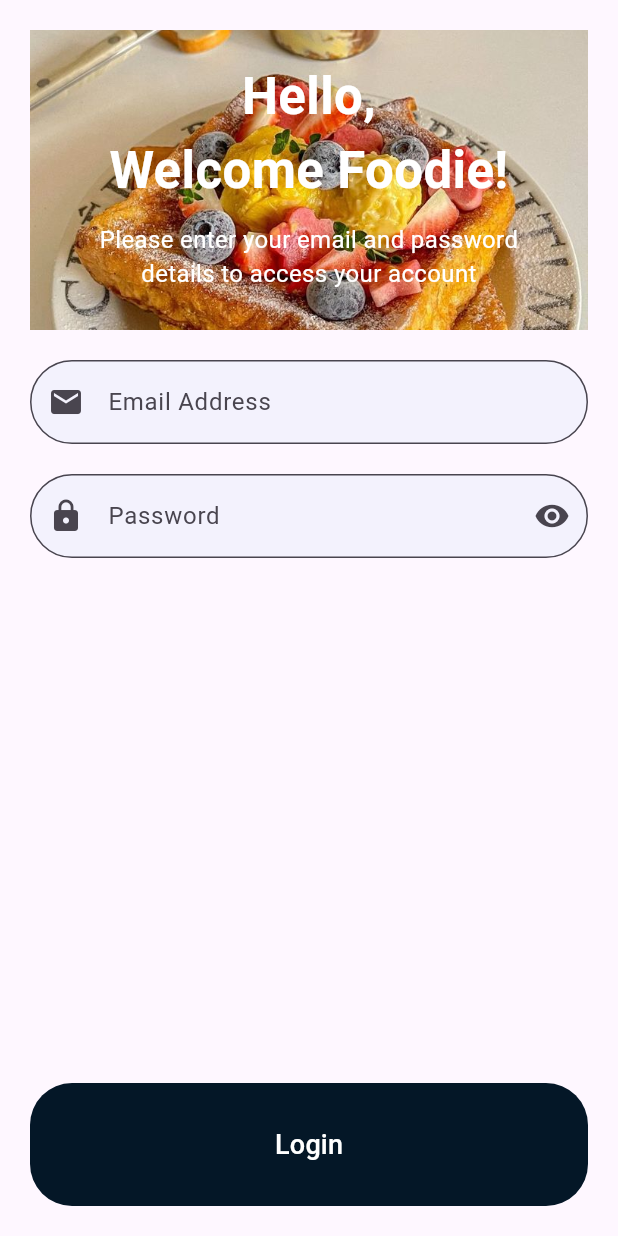
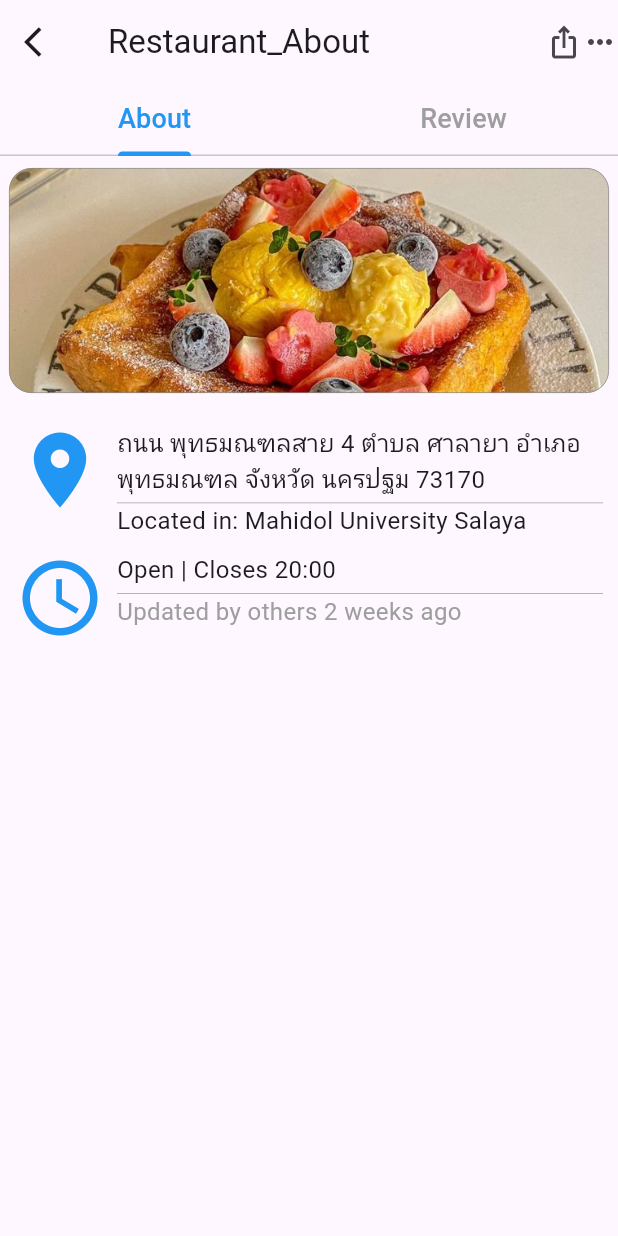
Before and after one commit to Chonthichaa1/Project, a Flutter app: the screen it shows after launch, on a phone screen of 412 x 824 dp. Run offline on Flutter 3.47's test engine with Material 3 defaults, Android fonts, the phone set to English and light mode, and no system bars.

Commit message:
add AboutRestauranta

```diff
--- a/lib/main.dart
+++ b/lib/main.dart
@@ -1,5 +1,6 @@
 import 'package:flutter/material.dart';
 import 'login_page.dart';
+import 'restaurantabout_.dart';
 void main() {
   runApp(MyApp());
 }
@@ -12,7 +13,7 @@ class MyApp extends StatelessWidget  {
       theme: ThemeData(
         primarySwatch: Colors.blue,
       ),
-      home: LoginPage(), // กำหนดหน้าหลัก
+      home: TabBarDemo(), // กำหนดหน้าหลัก
     );
   }
 }
--- /dev/null
+++ b/lib/restaurantabout_.dart
@@ -0,0 +1,245 @@
+import 'package:flutter/material.dart';
+
+void main() {
+  runApp(const TabBarDemo());
+}
+
+class TabBarDemo extends StatelessWidget {
+  const TabBarDemo({Key? key});
+
+  @override
+  Widget build(BuildContext context) {
+    return MaterialApp(
+      home: _TabBarDemoState(),
+    );
+  }
+}
+
+class _TabBarDemoState extends StatefulWidget {
+  const _TabBarDemoState({Key? key});
+
+  @override
+  State<_TabBarDemoState> createState() => _TabBarDemoStateState();
+}
+
+class _TabBarDemoStateState extends State<_TabBarDemoState>
+    with SingleTickerProviderStateMixin {
+  late TabController _tabController;
+
+  @override
+  void initState() {
+    super.initState();
+    _tabController = TabController(length: 2, vsync: this);
+    _tabController.addListener(_handleTabSelection);
+  }
+
+  void _handleTabSelection() {
+    setState(() {});
+  }
+
+  @override
+  Widget build(BuildContext context) {
+    return DefaultTabController(
+      length: 2,
+      child: Scaffold(
+        appBar: AppBar(
+          leading: Icon(Icons.arrow_back_ios),
+          actions: [
+            Icon(Icons.ios_share),
+            Icon(Icons.more_horiz),
+          ],
+          bottom: TabBar(
+            indicatorColor: Colors.blue,
+            unselectedLabelColor: Colors.grey,
+            controller: _tabController,
+            tabs: [
+              Tab(
+                child: Text(
+                  'About',
+                  style: TextStyle(
+                    fontSize: 18,
+                    color:
+                        _tabController.index == 0 ? Colors.blue : Colors.grey,
+                  ),
+                ),
+              ),
+              Tab(
+                child: Text(
+                  'Review',
+                  style: TextStyle(
+                    fontSize: 18,
+                    color:
+                        _tabController.index == 1 ? Colors.blue : Colors.grey,
+                  ),
+                ),
+              ),
+            ],
+          ),
+          title: const Text('Restaurant_About'),
+        ),
+        body: TabBarView(
+          controller: _tabController,
+          children: [
+            SingleChildScrollView(
+              child: Column(
+                crossAxisAlignment: CrossAxisAlignment.start,
+                children: [
+                  SizedBox(height: 8),
+                  Center(
+                    child: Container(
+                      width: 400, // กำหนดความกว้างของ Container
+                      height: 150, // กำหนดความสูงของ Container
+                      decoration: BoxDecoration(
+                        border: Border.all(
+                          color: Color.fromARGB(255, 139, 139, 139),
+                          width: 0.5,
+                        ), // กำหนดสีและขนาดของเส้นกรอบ
+                        borderRadius: BorderRadius.circular(15),
+                        // กำหนดรูปร่างของ Container
+                        image: DecorationImage(
+                          image: AssetImage(
+                              'assets/login.jpg'), // รูปภาพที่ต้องการใส่ใน Container
+                          fit: BoxFit.cover, // ปรับขนาดรูปภาพให้เต็ม Container
+                        ),
+                      ),
+                    ),
+                  ),
+                  SizedBox(height: 11),
+                  Padding(
+                    padding: const EdgeInsets.symmetric(
+                        vertical: 10.0, horizontal: 10.0),
+                    child: Column(
+                      crossAxisAlignment: CrossAxisAlignment.start,
+                      children: [
+                        Center(
+                          child: Container(
+                            width: 400, // กำหนดความกว้างของ Container
+                            child: Column(
+                              crossAxisAlignment: CrossAxisAlignment.start,
+                              children: [
+                                Row(
+                                  crossAxisAlignment: CrossAxisAlignment
+                                      .start, // จัดวางข้อความไปที่ด้านบน
+                                  children: [
+                                    Icon(
+                                      Icons.location_on,
+                                      size: 60,
+                                      color: Colors.blue,
+                                    ), // ไอคอน location_on
+                                    SizedBox(width: 8),
+                                    Expanded(
+                                      child: Column(
+                                        crossAxisAlignment:
+                                            CrossAxisAlignment.start,
+                                        children: [
+                                          Text(
+                                            'ถนน พุทธมณฑลสาย 4 ตำบล ศาลายา อำเภอ พุทธมณฑล จังหวัด นครปฐม 73170',
+                                            style: TextStyle(
+                                              fontSize: 16,
+                                            ),
+                                          ),
+                                          Container(
+                                            margin: EdgeInsets.only(top: 4),
+                                            // กำหนดระยะห่างด้านบนของเส้นกรอบ
+                                            decoration: BoxDecoration(
+                                              border: Border(
+                                                bottom: BorderSide(
+                                                  width: 0.5,
+                                                  color: Colors.grey,
+                                                ),
+                                              ),
+                                            ),
+                                          ),
+                                          Text(
+                                            'Located in: Mahidol University Salaya',
+                                            style: TextStyle(
+                                              fontSize: 16,
+                                            ),
+                                          ),
+                                        ],
+                                      ),
+                                    ),
+                                  ],
+                                ),
+                              ],
+                            ),
+                          ),
+                        ),
+                        SizedBox(height: 10),
+                        Center(
+                          child: Container(
+                            width: 400, // กำหนดความกว้างของ Container
+                            child: Column(
+                              crossAxisAlignment: CrossAxisAlignment.start,
+                              children: [
+                                Row(
+                                  crossAxisAlignment: CrossAxisAlignment
+                                      .start, // จัดวางข้อความไปที่ด้านบน
+                                  children: [
+                                    Icon(
+                                      Icons
+                                          .schedule, // เปลี่ยนไอคอนเป็น schedule
+                                      size: 60,
+                                      color: Colors.blue,
+                                    ), // ไอคอน schedule
+                                    SizedBox(width: 8),
+                                    Expanded(
+                                      child: Column(
+                                        crossAxisAlignment:
+                                            CrossAxisAlignment.start,
+                                        children: [
+                                          Text(
+                                            'Open | Closes 20:00',
+                                            style: TextStyle(
+                                              fontSize: 16,
+                                            ),
+                                          ),
+                                          Container(
+                                            margin: EdgeInsets.only(top: 4),
+                                            // กำหนดระยะห่างด้านบนของเส้นกรอบ
+                                            decoration: BoxDecoration(
+                                              border: Border(
+                                                bottom: BorderSide(
+                                                  width: 0.5,
+                                                  color: Colors.grey,
+                                                ),
+                                              ),
+                                            ),
+                                          ),
+                                          Text(
+                                            'Updated by others 2 weeks ago',
+                                            style: TextStyle(
+                                              fontSize: 16, color: Colors.grey
+                                            ),
+                                          ),
+                                        ],
+                                      ),
+                                    ),
+                                  ],
+                                ),
+                              ],
+                            ),
+                          ),
+                        ),
+                      ],
+                    ),
+                  ),
+                ],
+              ),
+            ),
+            ListTile(
+              title: Text('Review'),
+              subtitle: Text('Reviews of the restaurant'),
+            ),
+          ],
+        ),
+      ),
+    );
+  }
+
+  @override
+  void dispose() {
+    _tabController.dispose();
+    super.dispose();
+  }
+}
```
Also changed, not shown: assets/food.jpg (added).
